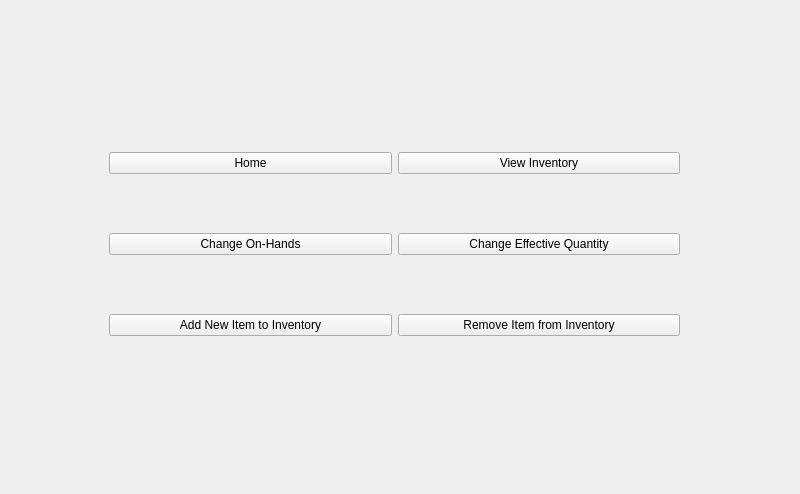
The window that manageInventory.ui (rbaker26/BigBlueBox) describes before a commit, drawn with Qt 5.
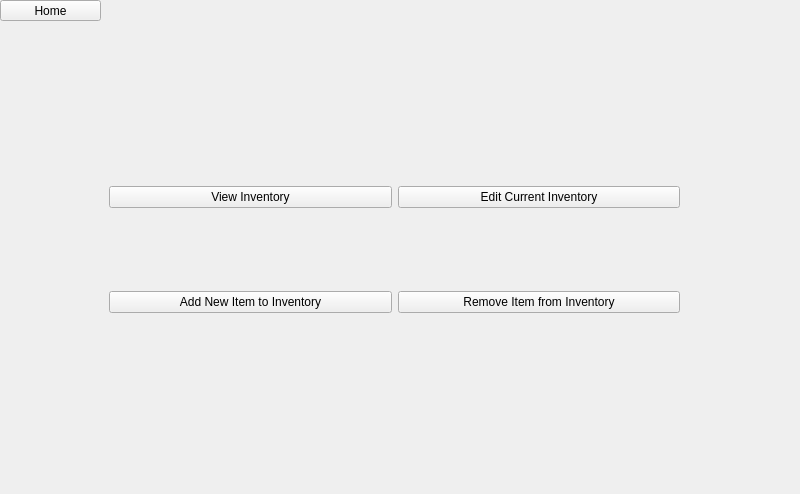
The same window after the commit.

What changed in the file:
```diff
--- a/manageInventory.ui
+++ b/manageInventory.ui
@@ -18,35 +18,21 @@
     <property name="geometry">
      <rect>
       <x>109</x>
-      <y>99</y>
+      <y>109</y>
       <width>571</width>
-      <height>291</height>
+      <height>281</height>
      </rect>
     </property>
     <layout class="QGridLayout" name="gridLayout">
-     <item row="1" column="0">
-      <widget class="QPushButton" name="pushButton_2">
-       <property name="text">
-        <string>Change On-Hands</string>
-       </property>
-      </widget>
-     </item>
-     <item row="3" column="1">
-      <widget class="QPushButton" name="pushButton_5">
+     <item row="4" column="1">
+      <widget class="QPushButton" name="pushButton_revitem">
        <property name="text">
         <string>Remove Item from Inventory</string>
        </property>
       </widget>
      </item>
-     <item row="1" column="1">
-      <widget class="QPushButton" name="pushButton_6">
-       <property name="text">
-        <string>Change Effective Quantity</string>
-       </property>
-      </widget>
-     </item>
-     <item row="3" column="0">
-      <widget class="QPushButton" name="pushButton_4">
+     <item row="4" column="0">
+      <widget class="QPushButton" name="pushButton_addItem">
        <property name="text">
         <string>Add New Item to Inventory</string>
        </property>
@@ -55,19 +41,32 @@
      <item row="0" column="1">
       <widget class="QPushButton" name="pushButton">
        <property name="text">
-        <string>View Inventory</string>
+        <string>Edit Current Inventory</string>
        </property>
       </widget>
      </item>
      <item row="0" column="0">
-      <widget class="QPushButton" name="pushButton_home">
+      <widget class="QPushButton" name="pushButton_viewInv">
        <property name="text">
-        <string>Home</string>
+        <string>View Inventory</string>
        </property>
       </widget>
      </item>
     </layout>
    </widget>
+   <widget class="QPushButton" name="pushButton_home">
+    <property name="geometry">
+     <rect>
+      <x>0</x>
+      <y>0</y>
+      <width>101</width>
+      <height>21</height>
+     </rect>
+    </property>
+    <property name="text">
+     <string>Home</string>
+    </property>
+   </widget>
   </widget>
  </widget>
  <resources/>
```
Left out of the diff: 2 changed lines with no effect on the pictures.
